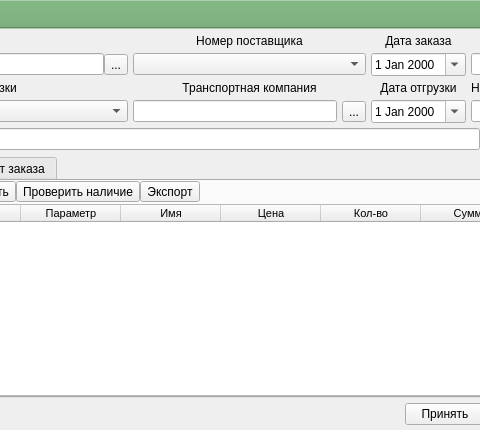
This is ui/order.ui in Meller008/CRM-Avi as Qt 5 draws it before an edit; both pictures show x 188 to 668 and y 0 to 430 of the 763 by 430 pixel window. The edited form follows.
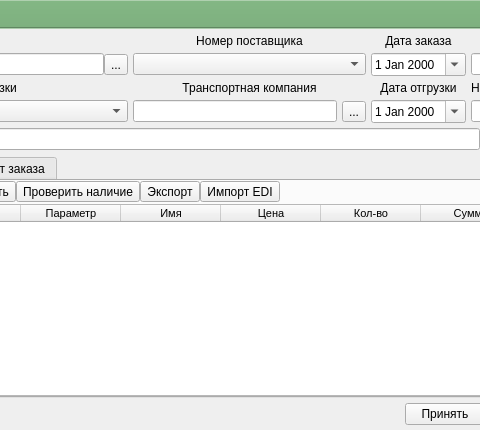
This is the edited form.

Commit message: работа - сделан импорт из EDI

Patch:
```diff
--- a/ui/order.ui
+++ b/ui/order.ui
@@ -269,6 +269,13 @@
             </property>
            </widget>
           </item>
+          <item>
+           <widget class="QToolButton" name="pb_edi">
+            <property name="text">
+             <string>Импорт EDI</string>
+            </property>
+           </widget>
+          </item>
           <item>
            <spacer name="horizontalSpacer">
             <property name="orientation">
```
Left out of the diff: 67 changed lines with no effect on the pictures. The commit also changes 3 other files.
